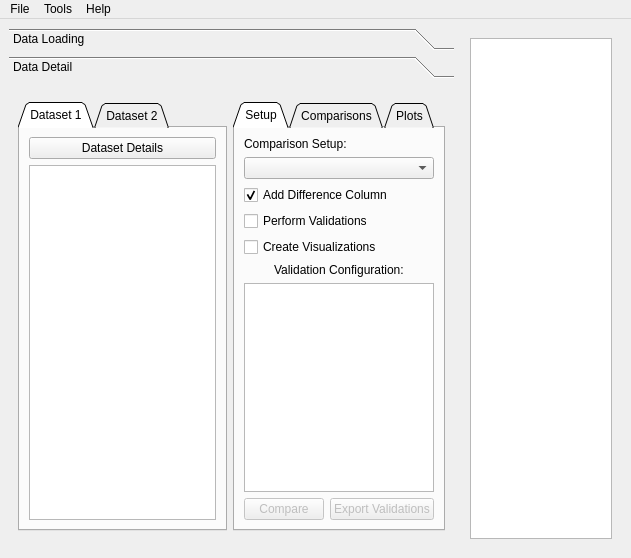
The window that data_comparator/ui/data_comparator.ui (culight/data_comparator) describes before a commit, drawn with Qt 5.
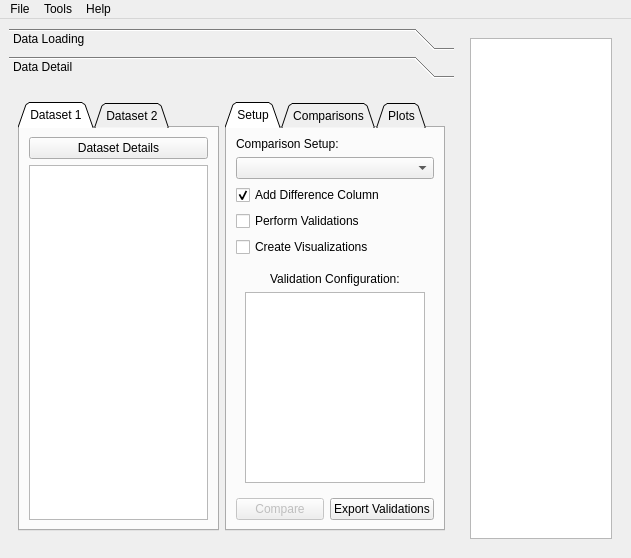
The same window after the commit. The open tabs and pages were chosen to show the change.

Commit message: merge validation changes to export branch

```diff
--- a/data_comparator/ui/data_comparator.ui
+++ b/data_comparator/ui/data_comparator.ui
@@ -319,8 +319,8 @@
         <rect>
          <x>0</x>
          <y>0</y>
-         <width>490</width>
-         <height>442</height>
+         <width>360</width>
+         <height>484</height>
         </rect>
        </property>
        <attribute name="label">
@@ -409,28 +409,48 @@
                     </widget>
                    </item>
                    <item>
-                    <layout class="QGridLayout" name="gridLayout_7">
-                     <item row="0" column="0" alignment="Qt::AlignHCenter">
-                      <widget class="QLabel" name="validationConfiguration">
-                       <property name="text">
-                        <string>Validation Configuration:</string>
-                       </property>
-                      </widget>
-                     </item>
-                     <item row="1" column="0">
-                      <widget class="QTableView" name="configTable">
-                       <property name="sizeAdjustPolicy">
-                        <enum>QAbstractScrollArea::AdjustIgnored</enum>
-                       </property>
-                       <property name="selectionMode">
-                        <enum>QAbstractItemView::SingleSelection</enum>
-                       </property>
-                       <property name="wordWrap">
-                        <bool>false</bool>
-                       </property>
-                      </widget>
-                     </item>
-                    </layout>
+                    <widget class="QWidget" name="validationConfigLayout" native="true">
+                     <property name="sizePolicy">
+                      <sizepolicy hsizetype="Preferred" vsizetype="Preferred">
+                       <horstretch>0</horstretch>
+                       <verstretch>0</verstretch>
+                      </sizepolicy>
+                     </property>
+                     <layout class="QGridLayout" name="gridLayout_7">
+                      <item row="0" column="0" alignment="Qt::AlignHCenter">
+                       <widget class="QLabel" name="validationConfiguration">
+                        <property name="text">
+                         <string>Validation Configuration:</string>
+                        </property>
+                       </widget>
+                      </item>
+                      <item row="1" column="0">
+                       <widget class="QTableView" name="configTable">
+                        <property name="sizePolicy">
+                         <sizepolicy hsizetype="Expanding" vsizetype="Expanding">
+                          <horstretch>0</horstretch>
+                          <verstretch>0</verstretch>
+                         </sizepolicy>
+                        </property>
+                        <property name="maximumSize">
+                         <size>
+                          <width>16777215</width>
+                          <height>16777215</height>
+                         </size>
+                        </property>
+                        <property name="sizeAdjustPolicy">
+                         <enum>QAbstractScrollArea::AdjustIgnored</enum>
+                        </property>
+                        <property name="selectionMode">
+                         <enum>QAbstractItemView::SingleSelection</enum>
+                        </property>
+                        <attribute name="horizontalHeaderMinimumSectionSize">
+                         <number>40</number>
+                        </attribute>
+                       </widget>
+                      </item>
+                     </layout>
+                    </widget>
                    </item>
                   </layout>
                  </item>
@@ -451,7 +471,7 @@
                  <item>
                   <widget class="QPushButton" name="exportValidations">
                    <property name="enabled">
-                    <bool>false</bool>
+                    <bool>true</bool>
                    </property>
                    <property name="text">
                     <string>Export Validations</string>
```
Left out of the diff: 139 changed lines with no effect on the pictures. The commit also changes 2 other files.
